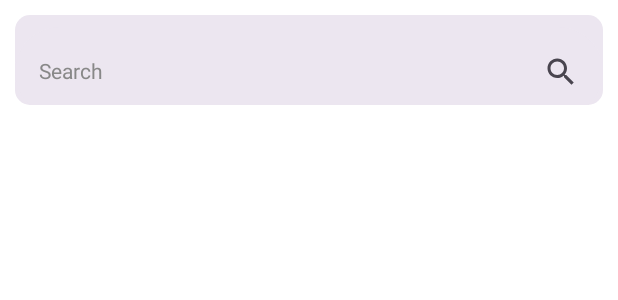
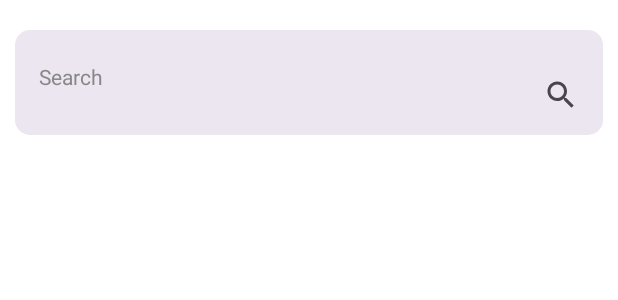
Before and after one commit to xquilt/knounce, an Android app built with Jetpack Compose: the @Preview function PronunciationsScreenPreview, on a phone screen of 412 x 824 dp. Shown: the top 300 px of the screen. Run offline under Robolectric (Android 15) with nearby library versions, the phone set to English and light mode, and no system bars.

Commit message:
feat: appending languages section for network requests and UI - Expanding the requests, to include other variation of the API, such   as language-agnostic word search (includes all languages/specific language) - Implementing a ViewModel for UI state & separate business logic - Pronunciations search screen UI enhancements, including the addition of a horizontal   row of languages

```diff
--- a/app/src/main/kotlin/com/polendina/knounce/MainActivity.kt
+++ b/app/src/main/kotlin/com/polendina/knounce/MainActivity.kt
@@ -6,11 +6,9 @@ import androidx.activity.compose.setContent
 import androidx.compose.foundation.layout.fillMaxSize
 import androidx.compose.material3.MaterialTheme
 import androidx.compose.material3.Surface
-import androidx.compose.material3.Text
 import androidx.compose.runtime.Composable
 import androidx.compose.ui.Modifier
 import androidx.compose.ui.tooling.preview.Preview
-import com.polendina.knounce.data.repository.pronunciation.ForvoPronunciation
 import com.polendina.knounce.presentation.pronunciationsscreen.components.PronunciationsScreen
 import com.polendina.knounce.ui.theme.KnounceTheme
 
@@ -24,9 +22,7 @@ class MainActivity : ComponentActivity() {
                     modifier = Modifier.fillMaxSize(),
                     color = MaterialTheme.colorScheme.background
                 ) {
-                    PronunciationsScreen(
-                        pronunciationRepository = ForvoPronunciation()
-                    )
+                    PronunciationsScreen()
                 }
             }
         }
--- a/app/src/main/kotlin/com/polendina/knounce/data/repository/pronunciation/utils/Request.kt
+++ b/app/src/main/kotlin/com/polendina/knounce/data/repository/pronunciation/utils/Request.kt
@@ -10,22 +10,26 @@ import retrofit2.http.GET
 import retrofit2.http.Path
 
 interface RemoteApi {
-    @GET("api2/v1.2/d6a0d68b18fbcf26bcbb66ec20739492/search-translation-languages/interface-language/{languageCode}/")
+    @GET("search-translation-languages/interface-language/{languageCode}/")
     fun pronunciationTranslationMap(@Path(value = "languageCode") languageCode: String): Call<FromToResponse>
-    @GET("api2/v1.2/d6a0d68b18fbcf26bcbb66ec20739492/words-search-translation/search/{word}/languages/{fromToLanguageCode}/interface-language/{languageCode}/")
+    @GET("words-search-translation/search/{word}/languages/{fromToLanguageCode}/interface-language/{languageCode}/")
     fun searchTranslation(@Path("word") word: String, @Path("fromToLanguageCode") fromToLanguageCode: String, @Path("languageCode") languageCode: String): Call<Pronunciations>
-    @GET("api2/v1.2/d6a0d68b18fbcf26bcbb66ec20739492/words-search/search/{word}/mode/words/interface-language/{languageCode}/")
-    fun wordPronunciations(@Path("word") word: String, @Path("languageCode") languageCode: String): Call<Pronunciations>
-    @GET("api2/v1.2/d6a0d68b18fbcf26bcbb66ec20739492/words-search/search/{word}/mode/all/interface-language/{languageCode}/")
-    fun phrasePronunciations(@Path("word") word: String, @Path("languageCode") languageCode: String): Call<Pronunciations>
-    @GET("api2/v1.2/d6a0d68b18fbcf26bcbb66ec20739492/language-list/interface-language/{languageCode}")
+    @GET("words-search/search/{word}/mode/words/language/{languageCode}/interface-language/{interfaceLanguageCode}/")
+    fun wordPronunciations(@Path("word") word: String, @Path("languageCode") languageCode: String, @Path("interfaceLanguageCode") interfaceLanguageCode: String): Call<Pronunciations>
+    @GET("words-search/search/{word}/mode/all/language/en/interface-language/{interfaceLanguageCode}/")
+    fun phrasePronunciations(@Path("word") word: String, @Path("languageCode") languageCode: String, @Path("interfaceLanguageCode") interfaceLanguageCode: String): Call<Pronunciations>
+    @GET("words-search/search/{word}/mode/words/interface-language/{interfaceLanguageCode}/")
+    fun wordPronunciationsAll(@Path("word") word: String, @Path("interfaceLanguageCode") interfaceLanguageCode: String): Call<Pronunciations>
+    @GET("words-search/search/{word}/mode/all/interface-language/{interfaceLanguageCode}/")
+    fun phrasePronunciationsAll(@Path("word") word: String, @Path("interfaceLanguageCode") interfaceLanguageCode: String): Call<Pronunciations>
+    @GET("language-list/interface-language/{languageCode}")
     fun languageCodes(@Path("languageCode") languageCode: String): Call<LanguageCodes>
-    @GET("api2/v1.2/d6a0d68b18fbcf26bcbb66ec20739492/word-pronunciations/word/{wordPhrase}/language/{languageCode}/group-in-languages/true/interface-language/{languageCode}/")
+    @GET("word-pronunciations/word/{wordPhrase}/language/{languageCode}/group-in-languages/true/interface-language/{languageCode}/")
     fun alternativePronunciations(@Path("wordPhrase") wordPhrase: String, @Path("languageCode") languageCode: String): Call<Pronunciations>
 }
 
 val retrofit: Retrofit = Retrofit.Builder()
-    .baseUrl("https://apicorporate.forvo.com/")
+    .baseUrl("https://apicorporate.forvo.com/api2/v1.2/d6a0d68b18fbcf26bcbb66ec20739492/")
     .addConverterFactory(GsonConverterFactory.create())
     .build()
 
--- a/app/src/main/kotlin/com/polendina/knounce/domain/repository/PronunciationRepository.kt
+++ b/app/src/main/kotlin/com/polendina/knounce/domain/repository/PronunciationRepository.kt
@@ -7,6 +7,7 @@ import com.polendina.knounce.domain.model.Pronunciations
 interface PronunciationRepository {
     /**
      *  Return the from-to language codes of the respective languages for each available language.
+     *
      *  @param word
     */
     fun languageCodes(callback: (response: LanguageCodes?) -> Unit): Unit
@@ -15,10 +16,25 @@ interface PronunciationRepository {
      * Pronunciations returned can be either strictly single words, or entire phrases.
      *
      * @param word The word to return available pronunciations to.
-     * @param singleWordEntirePhrase Either return pronunciations of single words or entire phrases.
+     * @param singleWordEntirePhrase Either return pronunciations of single words or entire phrases. //todo: should be disposed/refined or something
+     * @param languageCode
     */
-    fun wordPronunciations(word: String, callback: (pronunciations: Pronunciations?) -> Unit): Unit
-    fun phrasePronunciations(word: String, callback: (pronunciations: Pronunciations?) -> Unit): Unit
+    fun wordPronunciations(word: String, languageCode: String, interfaceLanguageCode: String, callback: (pronunciations: Pronunciations?) -> Unit): Unit
+    /**
+     *
+     *
+     */
+    fun wordPronunciationsAll(word: String, interfaceLanguageCode: String, callback: (pronunciations: Pronunciations?) -> Unit): Unit
+    /**
+     *
+     *
+     */
+    fun phrasePronunciations(word: String, languageCode: String, interfaceLanguageCode: String, callback: (pronunciations: Pronunciations?) -> Unit): Unit
+    /**
+     *
+     *
+     */
+    fun phrasePronunciationsAll(word: String, interfaceLanguageCode: String, callback: (pronunciations: Pronunciations?) -> Unit): Unit
     /**
      * First translate the given word, then obtain the available pronunciations of the translated word,
      *
--- a/app/src/main/kotlin/com/polendina/knounce/presentation/pronunciationsscreen/PronunciationsScreen.kt
+++ b/app/src/main/kotlin/com/polendina/knounce/presentation/pronunciationsscreen/PronunciationsScreen.kt
@@ -1,63 +1,62 @@
 package com.polendina.knounce.presentation.pronunciationsscreen.components
 
+import androidx.compose.foundation.background
+import androidx.compose.foundation.layout.Arrangement
+import androidx.compose.foundation.layout.Box
 import androidx.compose.foundation.layout.Column
 import androidx.compose.foundation.layout.fillMaxSize
 import androidx.compose.foundation.layout.height
 import androidx.compose.foundation.layout.padding
+import androidx.compose.foundation.layout.width
+import androidx.compose.foundation.layout.wrapContentWidth
 import androidx.compose.foundation.lazy.LazyColumn
+import androidx.compose.foundation.lazy.LazyRow
 import androidx.compose.foundation.lazy.items
 import androidx.compose.foundation.shape.RoundedCornerShape
+import androidx.compose.material3.MaterialTheme
+import androidx.compose.material3.Text
 import androidx.compose.runtime.Composable
-import androidx.compose.runtime.getValue
-import androidx.compose.runtime.mutableStateListOf
-import androidx.compose.runtime.mutableStateOf
-import androidx.compose.runtime.remember
-import androidx.compose.runtime.setValue
+import androidx.compose.ui.Alignment
 import androidx.compose.ui.Modifier
 import androidx.compose.ui.draw.clip
+import androidx.compose.ui.text.TextStyle
 import androidx.compose.ui.tooling.preview.Preview
 import androidx.compose.ui.unit.dp
 import com.polendina.knounce.PronunciationPlayer
-import com.polendina.knounce.data.repository.pronunciation.ForvoPronunciation
-import com.polendina.knounce.domain.model.Pronunciations
-import com.polendina.knounce.domain.repository.PronunciationRepository
+import com.polendina.knounce.presentation.pronunciationsscreen.PronunciationsViewModel
 import com.polendina.knounce.presentation.pronunciationsscreen.components.homescreen.PronunciationCard
+
+import androidx.lifecycle.viewmodel.compose.viewModel
 
 @Composable
 fun PronunciationsScreen(
     modifier: Modifier = Modifier,
-    pronunciationRepository: PronunciationRepository
+//    pronunciationsViewModel: PronunciationsViewModel = PronunciationsViewModel(ForvoPronunciation()),
+    pronunciationsViewModel: PronunciationsViewModel = viewModel(),
 ) {
-    var query by remember { mutableStateOf("") }
-    val pronunciationsList = remember { mutableStateListOf<Pronunciations.Datum.Item>() }
     Column (
+        verticalArrangement = Arrangement.spacedBy(5.dp),
         modifier = Modifier
             .fillMaxSize()
+            .padding(10.dp)
     ) {
         SearchField(
+            query = pronunciationsViewModel.query.value,
+            onQueryChange = {
+                pronunciationsViewModel.updateQuery(it)
+            },
             onActiveChange = {},
             onSearch = {
-                pronunciationRepository.wordPronunciations(it) {
-                    it?.apply {
-                        pronunciationsList.clear()
-                        it.data.forEach {
-                            pronunciationsList.addAll(it.items)
-                        }
-                    }
-                }
-            },
-            query = query,
-            onQueryChange = {
-                query = it
+                pronunciationsViewModel.wordPronunciationsAll(it)
             },
             onTrailingIconClick = { /*TODO*/ },
             modifier = Modifier
-                .padding(10.dp)
-                .height(60.dp)
-                .clip(RoundedCornerShape(10.dp))
+                .padding(vertical = 10.dp)
+                .height(70.dp)
         )
+        LanguagesRow(languages = pronunciationsViewModel.languages)
         LazyColumn {
-            items(pronunciationsList) {
+            items(pronunciationsViewModel.pronunciationsList) {
                 PronunciationCard(
                     pronunciation = it,
                     onPlayButtonClickCallback = {
@@ -73,5 +72,5 @@ fun PronunciationsScreen(
 @Preview(showBackground = true)
 @Composable
 fun PronunciationsScreenPreview() {
-    PronunciationsScreen(pronunciationRepository = ForvoPronunciation())
+    PronunciationsScreen()
 }
--- /dev/null
+++ b/app/src/main/kotlin/com/polendina/knounce/presentation/pronunciationsscreen/PronunciationsViewModel.kt
@@ -0,0 +1,57 @@
+package com.polendina.knounce.presentation.pronunciationsscreen
+
+import androidx.compose.runtime.mutableStateListOf
+import androidx.compose.runtime.mutableStateOf
+import androidx.lifecycle.ViewModel
+import com.polendina.knounce.data.repository.pronunciation.ForvoPronunciation
+import com.polendina.knounce.domain.model.Pronunciations
+import com.polendina.knounce.domain.model.UserLanguages
+
+class PronunciationsViewModel(
+//    private val pronunciationRepository: ForvoPronunciation // its methods were getting skipped over when called down below
+): ViewModel() {
+
+    // Expose screen UI state
+    private val _pronunciationsList = mutableStateListOf<Pronunciations.Datum.Item>()
+    val pronunciationsList = _pronunciationsList
+    private var _query = mutableStateOf("")
+    val query = _query
+    private val _languages = mutableStateListOf<String>()
+//    private val _languages = mutableStateListOf<String>("Arabic", "English", "French", "Spanish", "Interlingua")
+    val languages = _languages
+    private val _highlighted_languages = mutableStateListOf<String>()
+    val highlighted_languages = _highlighted_languages
+
+    // Handle business logic
+    fun updateQuery(newQuery: String) {
+        _query.value = newQuery
+    }
+    private fun updatePronunciationsList(newList: Pronunciations) {
+        _pronunciationsList.clear()
+        newList.data.forEach {
+            _pronunciationsList.addAll(it.items)
+        }
+    }
+    private val pronunciationRepository = ForvoPronunciation()
+
+    /**
+     * Search for pronunciations of a single term.
+     *
+     * @param searchTerm The search term to be used.
+    */
+    fun wordPronunciationsAll(searchTerm: String) {
+        pronunciationRepository.wordPronunciationsAll(
+            word = searchTerm,
+            interfaceLanguageCode = UserLanguages.ENGLISH.code
+        ) {
+            it?.apply {
+                updatePronunciationsList(it)
+                _languages.clear()
+                it.data.forEach {
+                    _languages.add(it.language)
+                }
+            }
+        }
+    }
+
+}
--- /dev/null
+++ b/app/src/main/kotlin/com/polendina/knounce/presentation/pronunciationsscreen/components/LanguagesRow.kt
@@ -0,0 +1,72 @@
+package com.polendina.knounce.presentation.pronunciationsscreen.components
+
+import androidx.compose.foundation.background
+import androidx.compose.foundation.layout.Arrangement
+import androidx.compose.foundation.layout.Box
+import androidx.compose.foundation.layout.Column
+import androidx.compose.foundation.layout.fillMaxHeight
+import androidx.compose.foundation.layout.fillMaxSize
+import androidx.compose.foundation.layout.fillMaxWidth
+import androidx.compose.foundation.layout.height
+import androidx.compose.foundation.layout.padding
+import androidx.compose.foundation.layout.wrapContentWidth
+import androidx.compose.foundation.lazy.LazyRow
+import androidx.compose.foundation.lazy.items
+import androidx.compose.foundation.shape.RoundedCornerShape
+import androidx.compose.material3.MaterialTheme
+import androidx.compose.material3.Text
+import androidx.compose.runtime.Composable
+import androidx.compose.ui.Alignment
+import androidx.compose.ui.Modifier
+import androidx.compose.ui.draw.clip
+import androidx.compose.ui.text.TextStyle
+import androidx.compose.ui.tooling.preview.Preview
+import androidx.compose.ui.unit.dp
+
+@Composable
+fun LanguagesRow(
+    languages: List<String>,
+    modifier: Modifier = Modifier
+) {
+    LazyRow (
+        verticalAlignment = Alignment.CenterVertically,
+        horizontalArrangement = Arrangement.spacedBy(5.dp),
+        modifier = Modifier
+            .height(40.dp)
+            .fillMaxWidth()
+    ) {
+        items(languages) {
+            Box (
+                contentAlignment = Alignment.Center,
+                modifier = Modifier
+                    .clip(RoundedCornerShape(10.dp))
+                    .fillMaxHeight()
+                    .wrapContentWidth()
+                    .background(MaterialTheme.colorScheme.secondaryContainer)
+                    .padding(
+                        vertical = 0.dp,
+                        horizontal = 20.dp
+                    )
+            ) {
+                Text(
+                    text = it,
+                    style = TextStyle(
+                        color = MaterialTheme.colorScheme.onSecondary
+                    ),
+                    modifier = Modifier
+                )
+            }
+        }
+    }
+}
+
+@Preview(showBackground = true)
+@Composable
+fun LanguagesRowPreview() {
+    Column (
+        modifier = Modifier.fillMaxSize(),
+        verticalArrangement = Arrangement.Center
+    ) {
+        LanguagesRow(languages = listOf("Arabic", "English", "French", "Spanish", "Interlingua"))
+    }
+}
--- a/app/src/main/kotlin/com/polendina/knounce/presentation/pronunciationsscreen/components/PronunciationCard.kt
+++ b/app/src/main/kotlin/com/polendina/knounce/presentation/pronunciationsscreen/components/PronunciationCard.kt
@@ -29,7 +29,7 @@ internal fun PronunciationCard(
     Card (
         modifier = Modifier
             .fillMaxWidth()
-            .padding(horizontal = 10.dp, vertical = 5.dp)
+            .padding(horizontal = 0.dp, vertical = 5.dp)
             .height(60.dp)
     ) {
         Row (
```
Also changed, not shown: app/build.gradle.kts (+7 -2 lines), app/src/main/kotlin/com/polendina/knounce/data/repository/pronunciation/ForvoPronunciation.kt (+53 -25 lines), app/src/main/kotlin/com/polendina/knounce/domain/model/InterfaceLanguages.kt (added, +14 -0 lines), app/src/main/kotlin/com/polendina/knounce/presentation/pronunciationsscreen/components/SearchBarField.kt (+39 -3 lines), app/src/main/kotlin/com/polendina/knounce/domain/model/LanguageCodes.kt (line endings or trailing spaces).
